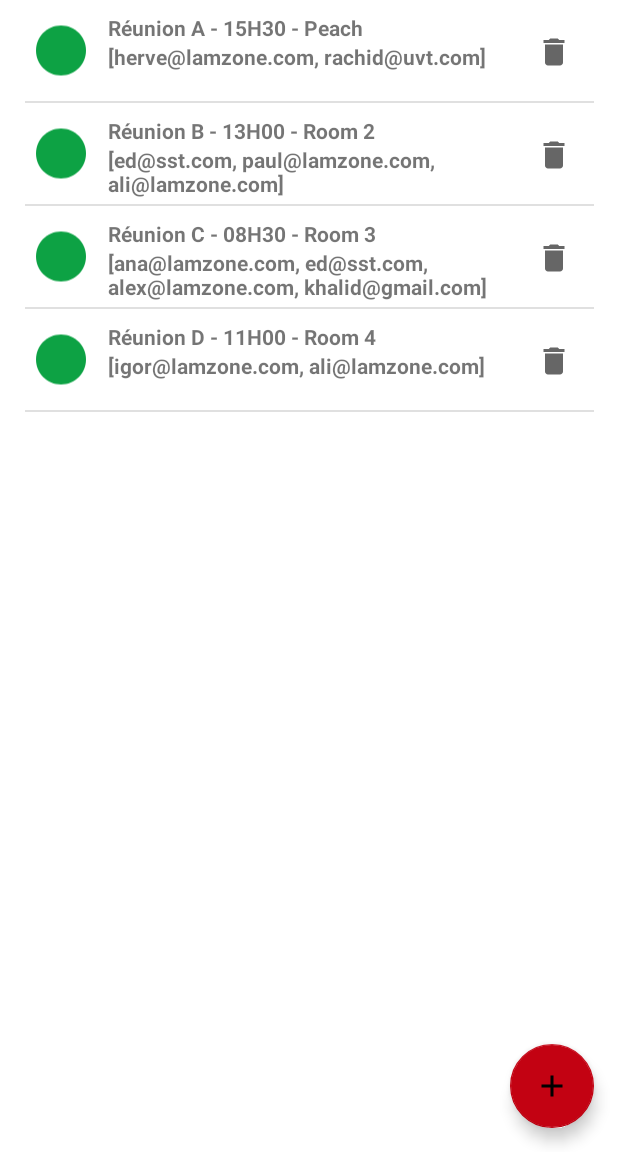
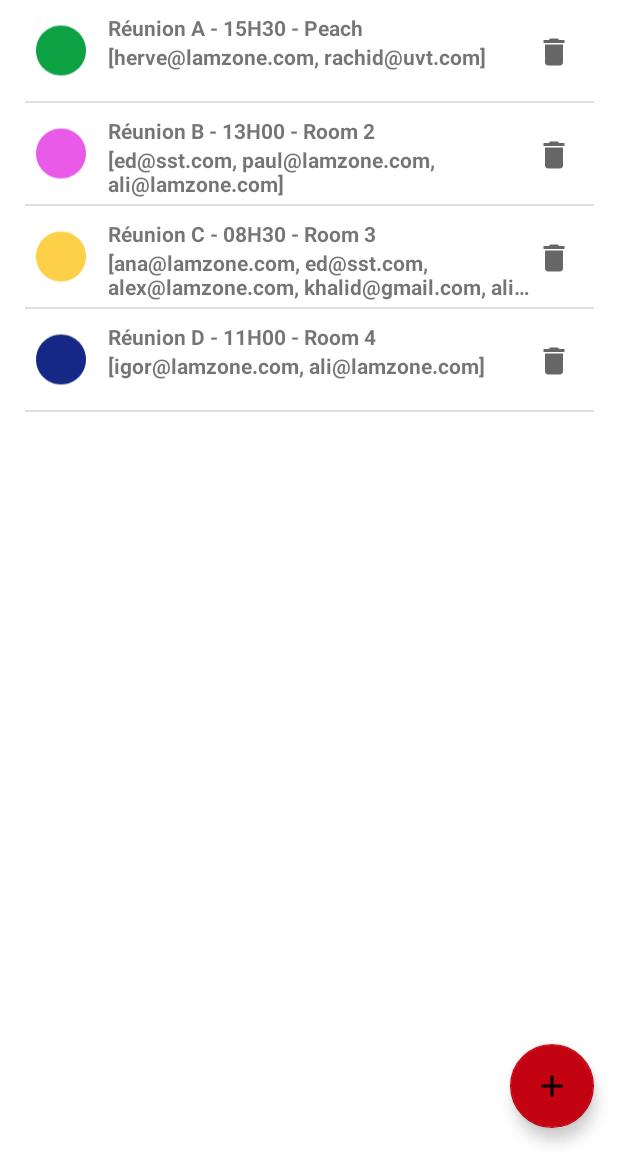
Before and after one commit to vigneaud-khalid/Ma_reu, an Android app: the screen it shows after launch (ListMeetingActivity), on a phone screen of 412 x 824 dp, the part 84-1236 px from its top. Run offline under Robolectric (Android 15) with nearby library versions, the phone set to English and light mode, and no system bars; our stand-ins replace ButterKnife, EventBus.

Commit message:
différentes couleurs d'avatar

```diff
--- a/app/src/main/java/com/khalid/mareu/model/Meeting.java
+++ b/app/src/main/java/com/khalid/mareu/model/Meeting.java
@@ -11,6 +11,11 @@ public class Meeting {
     /** Identifier */
     private long id;
 
+
+
+    /** avatarColor */
+    private int avatarColor;
+
     /** subject */
     private String subject;
 
@@ -23,8 +28,9 @@ public class Meeting {
     /** attendees */
     private List<String> attendees;
 
-    public Meeting(long id, String subject, String place, String time, List attendees) {
+    public Meeting(long id, int avatarColor, String subject, String place, String time, List attendees) {
         this.id = id;
+        this.avatarColor = avatarColor;
         this.subject = subject;
         this.place = place;
         this.time = time;
@@ -38,6 +44,10 @@ public class Meeting {
     public void setId(long id) {
         this.id = id;
     }
+
+    public int getAvatarColor() { return avatarColor; }
+
+    public void setAvatarColor(int avatarColor) { this.avatarColor = avatarColor;  }
 
     public String getSubject() {
         return subject;
--- a/app/src/main/java/com/khalid/mareu/service/FakeMeetingGenerator.java
+++ b/app/src/main/java/com/khalid/mareu/service/FakeMeetingGenerator.java
@@ -21,11 +21,11 @@ public abstract class FakeMeetingGenerator {
 
     public static List<Meeting> MEETINGS = Arrays.asList(
 
-            new Meeting(1, "Réunion A", "Peach", "15H30", Arrays.asList("herve@lamzone.com", "rachid@uvt.com") ),
-            new Meeting(2, "Réunion B", "Room 2", "13H00", Arrays.asList("ed@sst.com", "paul@lamzone.com", "ali@lamzone.com")),
+            new Meeting(1, 1,"Réunion A", "Peach", "15H30", Arrays.asList("herve@lamzone.com", "rachid@uvt.com") ),
+            new Meeting(2, 2,"Réunion B", "Room 2", "13H00", Arrays.asList("ed@sst.com", "paul@lamzone.com", "ali@lamzone.com")),
             // new Meeting(3, "Réunion B2", "Pitt", null, null ),
-            new Meeting(3,"Réunion C","Room 3", "08H30", Arrays.asList("ana@lamzone.com", "ed@sst.com","alex@lamzone.com","khalid@gmail.com")),
-            new Meeting(4,"Réunion D","Room 4", "11H00", Arrays.asList("igor@lamzone.com", "ali@lamzone.com"))
+            new Meeting(3,3,"Réunion C","Room 3", "08H30", Arrays.asList("ana@lamzone.com", "ed@sst.com","alex@lamzone.com","khalid@gmail.com","ali@lamzone.com")),
+            new Meeting(4, 4,"Réunion D","Room 4", "11H00", Arrays.asList("igor@lamzone.com", "ali@lamzone.com"))
             // new Meeting(5,"Réunion E","Room 5", date, Arrays.asList("Hello", "World!", "How", "Are", "You"))
         );
     // "dd-MM-yyyy"
--- a/app/src/main/java/com/khalid/mareu/ui/AddMeetingActivity.java
+++ b/app/src/main/java/com/khalid/mareu/ui/AddMeetingActivity.java
@@ -24,6 +24,7 @@ import com.khalid.mareu.model.Meeting;
 import com.khalid.mareu.service.MeetingApiService;
 
 import java.util.Arrays;
+import java.util.concurrent.ThreadLocalRandom;
 
 import butterknife.BindView;
 import butterknife.ButterKnife;
@@ -54,10 +55,13 @@ public class AddMeetingActivity extends AppCompatActivity {
         EditText placeEditText = (EditText) findViewById(R.id.place);
         String place = placeEditText.getText().toString();
         // create a new meeting and add it to the list
-        Meeting meeting = new Meeting(12,subject, place, "13H30", Arrays.asList("AAAA@lamzone.com", "it@ufo.com"));
+        Meeting meeting = new Meeting(12, randomNumber(), subject, place, "13H30", Arrays.asList("AAAA@lamzone.com", "it@ufo.com"));
 
         DI.getMeetingRepository().createMeeting(meeting);
         finish();
+    }
+    public int randomNumber(){
+        return ThreadLocalRandom.current().nextInt(1, 10);
     }
 
     /**
--- a/app/src/main/java/com/khalid/mareu/ui/ListMeetingActivity.java
+++ b/app/src/main/java/com/khalid/mareu/ui/ListMeetingActivity.java
@@ -1,14 +1,17 @@
 package com.khalid.mareu.ui;
 
 import androidx.appcompat.app.AppCompatActivity;
+import androidx.core.app.ActivityCompat;
 
 import com.bumptech.glide.request.transition.Transition;
 import com.khalid.mareu.R;
 import com.khalid.mareu.databinding.ActivityListMeetingBinding;
 
+import android.content.Intent;
 import android.os.Bundle;
 import android.util.Log;
 import android.view.Menu;
+import android.view.MenuItem;
 import android.view.View;
 
 import butterknife.OnClick;
@@ -35,12 +38,22 @@ public class ListMeetingActivity extends AppCompatActivity {
                     .add(R.id.fragment_container_view, MeetingFragment.class, null)
                     .commit();
         }
+        binding.addMeeting.setOnClickListener(new View.OnClickListener() {
+            @Override
+            public void onClick(View view) {
+                addMeeting();
+            }
+        });
+    }
+        void addMeeting() {
+        Log.d("rrrr", "ListMeetingActivity ---  onclick");
+        AddMeetingActivity.navigate(this);
     }
 
-    @OnClick(R.id.add_meeting)
-    void addMeeting() {
-        Log.d("rrrr", "ListMeetingActivity ---  onclick");
-        AddMeetingActivity.navigate(this);
+    @OnClick(R.id.filter)
+    void filter() {
+        Log.d("rrrr", "ListMeetingActivity ---  onclick Filter");
+        // todo;
     }
 
     @Override
@@ -48,4 +61,11 @@ public class ListMeetingActivity extends AppCompatActivity {
         getMenuInflater().inflate(R.menu.menu_filter, menu);
         return  true;
     }
+    @Override
+    public boolean onOptionsItemSelected( MenuItem item) {
+        if (item.getItemId()==R.id.filter_on_date) {
+
+        }
+        return super.onOptionsItemSelected(item);
+    }
 }
--- a/app/src/main/java/com/khalid/mareu/ui/MyMeetingRecyclerViewAdapter.java
+++ b/app/src/main/java/com/khalid/mareu/ui/MyMeetingRecyclerViewAdapter.java
@@ -1,6 +1,5 @@
 package com.khalid.mareu.ui;
 import android.util.Log;
-import android.content.Context;
 import androidx.recyclerview.widget.RecyclerView;
 
 import android.view.LayoutInflater;
@@ -10,8 +9,7 @@ import android.widget.ImageButton;
 import android.widget.ImageView;
 import android.widget.TextView;
 
-import com.bumptech.glide.Glide;
-import com.bumptech.glide.request.RequestOptions;
+
 import com.khalid.mareu.R;
 import com.khalid.mareu.events.DeleteMeetingEvent;
 import com.khalid.mareu.model.Meeting;
@@ -21,10 +19,9 @@ import com.khalid.mareu.ui.placeholder.PlaceholderContent.PlaceholderItem;
 import org.greenrobot.eventbus.EventBus;
 
 import java.util.List;
+
 import butterknife.BindView;
 import butterknife.ButterKnife;
-
-// MyMeetingRecyclerViewAdapter n'est pas appelée
 
 public class MyMeetingRecyclerViewAdapter extends RecyclerView.Adapter<MyMeetingRecyclerViewAdapter.ViewHolder> {
 
@@ -45,11 +42,9 @@ public class MyMeetingRecyclerViewAdapter extends RecyclerView.Adapter<MyMeeting
     @Override
     public void onBindViewHolder(final ViewHolder holder, int position) {
         Meeting meeting = mMeetings.get(position);
-        //holder.mMeetingAvatar.setImageDrawable("@/drawable/ic_baseline_circle_24_green"););
+        holder.mMeetingAvatar.setImageDrawable(holder.mMeetingAvatar.getContext().getDrawable(getAvatar(meeting.getAvatarColor())));
         holder.mMeetingSubject.setText(meeting.getSubject()+" - "+meeting.getTime()+ " - "+meeting.getPlace());
         holder.mMeetingAttendees.setText((meeting.getAttendees()).toString());
-
-
         holder.mDeleteButton.setOnClickListener(new View.OnClickListener() {
             @Override
             public void onClick(View v) {
@@ -79,4 +74,18 @@ public class MyMeetingRecyclerViewAdapter extends RecyclerView.Adapter<MyMeeting
             ButterKnife.bind(this, view);
         }
     }
+    public int getAvatar(int num){
+        switch (num){
+            case 1: return R.drawable.ic_baseline_circle_24_green;
+            case 2: return R.drawable.ic_baseline_circle_24_pink;
+            case 3: return R.drawable.ic_baseline_circle_24_yellow;
+            case 4: return R.drawable.ic_baseline_circle_24_blue;
+            case 5: return R.drawable.ic_baseline_circle_24_lightgreen;
+            case 6: return R.drawable.ic_baseline_circle_24_red;
+            case 7: return R.drawable.ic_baseline_circle_24_pastel;
+            case 8: return R.drawable.ic_baseline_circle_24_lightgreen;
+            case 9: return R.drawable.ic_baseline_circle_24_pastel;
+            default:return R.drawable.ic_baseline_circle_24_red;
+        }
+    }
 }
--- /dev/null
+++ b/app/src/main/res/drawable/ic_baseline_circle_24_blue.xml
@@ -0,0 +1,5 @@
+<vector android:height="24dp" android:tint="#152886"
+    android:viewportHeight="24" android:viewportWidth="24"
+    android:width="24dp" xmlns:android="http://schemas.android.com/apk/res/android">
+    <path android:fillColor="@android:color/white" android:pathData="M12,2C6.47,2 2,6.47 2,12s4.47,10 10,10 10,-4.47 10,-10S17.53,2 12,2z"/>
+</vector>
--- /dev/null
+++ b/app/src/main/res/drawable/ic_baseline_circle_24_lightgreen.xml
@@ -0,0 +1,5 @@
+<vector android:height="24dp" android:tint="#A2F122"
+    android:viewportHeight="24" android:viewportWidth="24"
+    android:width="24dp" xmlns:android="http://schemas.android.com/apk/res/android">
+    <path android:fillColor="@android:color/white" android:pathData="M12,2C6.47,2 2,6.47 2,12s4.47,10 10,10 10,-4.47 10,-10S17.53,2 12,2z"/>
+</vector>
--- /dev/null
+++ b/app/src/main/res/drawable/ic_baseline_circle_24_pastel.xml
@@ -0,0 +1,5 @@
+<vector android:height="24dp" android:tint="#22F1E0"
+    android:viewportHeight="24" android:viewportWidth="24"
+    android:width="24dp" xmlns:android="http://schemas.android.com/apk/res/android">
+    <path android:fillColor="@android:color/white" android:pathData="M12,2C6.47,2 2,6.47 2,12s4.47,10 10,10 10,-4.47 10,-10S17.53,2 12,2z"/>
+</vector>
--- /dev/null
+++ b/app/src/main/res/drawable/ic_baseline_circle_24_red.xml
@@ -0,0 +1,5 @@
+<vector android:height="24dp" android:tint="#F12222"
+    android:viewportHeight="24" android:viewportWidth="24"
+    android:width="24dp" xmlns:android="http://schemas.android.com/apk/res/android">
+    <path android:fillColor="@android:color/white" android:pathData="M12,2C6.47,2 2,6.47 2,12s4.47,10 10,10 10,-4.47 10,-10S17.53,2 12,2z"/>
+</vector>
--- /dev/null
+++ b/app/src/main/res/drawable/ic_baseline_circle_24_yellow.xml
@@ -0,0 +1,5 @@
+<vector android:height="24dp" android:tint="#FDD048"
+    android:viewportHeight="24" android:viewportWidth="24"
+    android:width="24dp" xmlns:android="http://schemas.android.com/apk/res/android">
+    <path android:fillColor="@android:color/white" android:pathData="M12,2C6.47,2 2,6.47 2,12s4.47,10 10,10 10,-4.47 10,-10S17.53,2 12,2z"/>
+</vector>
--- a/app/src/main/res/layout/fragment_meeting.xml
+++ b/app/src/main/res/layout/fragment_meeting.xml
@@ -32,7 +32,7 @@
 
         <TextView
             android:id="@+id/meeting_description"
-            android:layout_width="266dp"
+            android:layout_width="match_parent"
             android:layout_height="wrap_content"
             android:layout_marginStart="14dp"
             android:textStyle="bold"
@@ -46,6 +46,9 @@
             android:layout_height="35dp"
             android:layout_marginStart="14dp"
             android:textStyle="bold"
+            android:maxLines="2"
+            android:ellipsize="end"
+
             app:layout_constraintBottom_toBottomOf="@+id/item_round_color_circle"
             app:layout_constraintStart_toEndOf="@+id/item_round_color_circle"
             app:layout_constraintTop_toTopOf="@+id/item_round_color_circle" />
--- a/app/src/main/res/menu/menu_filter.xml
+++ b/app/src/main/res/menu/menu_filter.xml
@@ -7,7 +7,21 @@
         android:id="@+id/filter"
         android:icon="@drawable/ic_baseline_filter_list_24"
         android:title="Filter"
-        app:showAsAction="ifRoom"/>
+        app:showAsAction="ifRoom">
+    <menu>
+        <item
+            android:id="@+id/filter_on_date"
+            android:title="date" />
+
+        <item
+            android:id="@+id/filter_on_plgce"
+            android:title="place" />
+
+
+
+    </menu>
+
+    </item>
 
 
 </menu>
```
